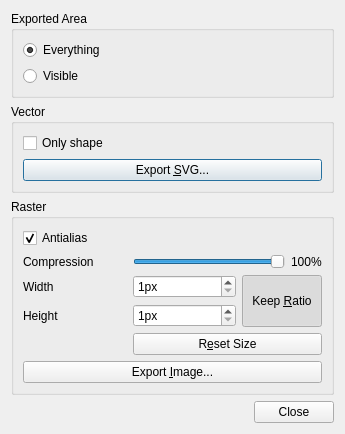
The window that src/dialogs/export_dialog.ui (mbasaglia/Knotter) describes before a commit, drawn with Qt 5.
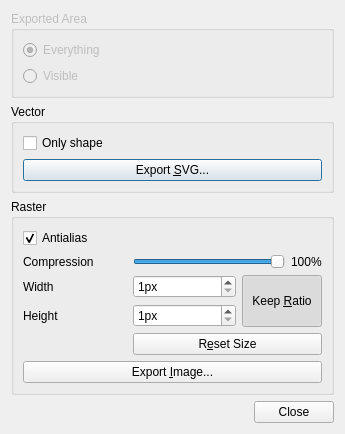
The same window after the commit.

```diff
--- a/src/dialogs/export_dialog.ui
+++ b/src/dialogs/export_dialog.ui
@@ -7,7 +7,7 @@
     <x>0</x>
     <y>0</y>
     <width>345</width>
-    <height>404</height>
+    <height>411</height>
    </rect>
   </property>
   <property name="windowTitle">
@@ -55,6 +55,9 @@
    </item>
    <item row="0" column="0">
     <widget class="QGroupBox" name="verticalGroupBox">
+     <property name="enabled">
+      <bool>false</bool>
+     </property>
      <property name="title">
       <string>Exported Area</string>
      </property>
```
